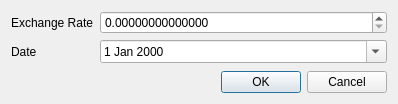
Old version of the form src/views/ui_files/set_exchange_rate_dialog.ui in the repository JakubFranek/Kapytal.
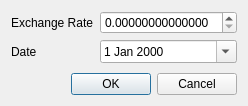
New version of the form.

```diff
--- a/src/views/ui_files/set_exchange_rate_dialog.ui
+++ b/src/views/ui_files/set_exchange_rate_dialog.ui
@@ -9,8 +9,8 @@
    <rect>
     <x>0</x>
     <y>0</y>
-    <width>398</width>
-    <height>104</height>
+    <width>229</width>
+    <height>106</height>
    </rect>
   </property>
   <property name="windowTitle">
```
